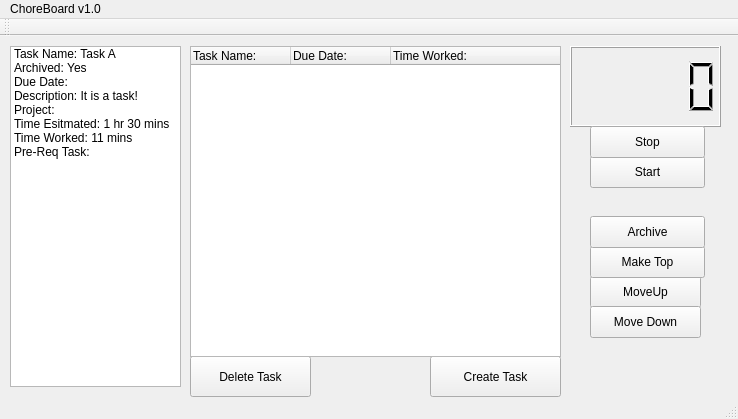
Above: mainwindow.ui from cacarlson/ChoreBoard before the change. Below: the same form after it.
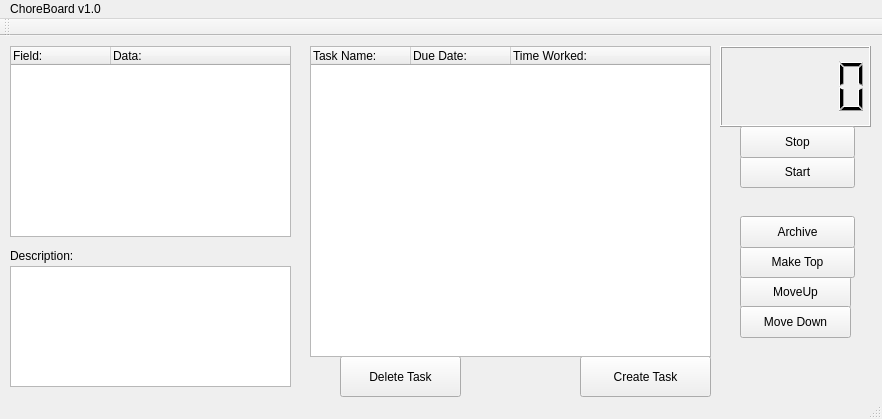
That is the form after the change.

Commit message: Update Data draft!

The edit to the form file:
```diff
--- a/mainwindow.ui
+++ b/mainwindow.ui
@@ -6,7 +6,7 @@
    <rect>
     <x>0</x>
     <y>0</y>
-    <width>738</width>
+    <width>882</width>
     <height>419</height>
    </rect>
   </property>
@@ -17,7 +17,7 @@
    <widget class="QPushButton" name="pushButton">
     <property name="geometry">
      <rect>
-      <x>590</x>
+      <x>740</x>
       <y>240</y>
       <width>111</width>
       <height>32</height>
@@ -30,7 +30,7 @@
    <widget class="QPushButton" name="pushButton_2">
     <property name="geometry">
      <rect>
-      <x>590</x>
+      <x>740</x>
       <y>270</y>
       <width>111</width>
       <height>32</height>
@@ -43,7 +43,7 @@
    <widget class="QLCDNumber" name="lcdNumber">
     <property name="geometry">
      <rect>
-      <x>570</x>
+      <x>720</x>
       <y>10</y>
       <width>151</width>
       <height>81</height>
@@ -59,7 +59,7 @@
    <widget class="QPushButton" name="pushButton_3">
     <property name="geometry">
      <rect>
-      <x>430</x>
+      <x>580</x>
       <y>320</y>
       <width>131</width>
       <height>41</height>
@@ -72,7 +72,7 @@
    <widget class="QPushButton" name="pushButton_5">
     <property name="geometry">
      <rect>
-      <x>190</x>
+      <x>340</x>
       <y>320</y>
       <width>121</width>
       <height>41</height>
@@ -85,7 +85,7 @@
    <widget class="QPushButton" name="pushButton_6">
     <property name="geometry">
      <rect>
-      <x>590</x>
+      <x>740</x>
       <y>120</y>
       <width>115</width>
       <height>32</height>
@@ -98,7 +98,7 @@
    <widget class="QPushButton" name="pushButton_7">
     <property name="geometry">
      <rect>
-      <x>590</x>
+      <x>740</x>
       <y>90</y>
       <width>115</width>
       <height>32</height>
@@ -111,7 +111,7 @@
    <widget class="QPushButton" name="pushButton_8">
     <property name="geometry">
      <rect>
-      <x>590</x>
+      <x>740</x>
       <y>210</y>
       <width>115</width>
       <height>32</height>
@@ -124,7 +124,7 @@
    <widget class="QPushButton" name="pushButton_9">
     <property name="geometry">
      <rect>
-      <x>590</x>
+      <x>740</x>
       <y>180</y>
       <width>115</width>
       <height>32</height>
@@ -134,68 +134,47 @@
      <string>Archive</string>
     </property>
    </widget>
-   <widget class="QListWidget" name="descriptionFields">
+   <widget class="QTreeWidget" name="dataTable">
     <property name="geometry">
      <rect>
       <x>10</x>
       <y>10</y>
-      <width>171</width>
-      <height>341</height>
+      <width>281</width>
+      <height>191</height>
      </rect>
     </property>
-    <item>
+    <property name="indentation">
+     <number>0</number>
+    </property>
+    <property name="rootIsDecorated">
+     <bool>false</bool>
+    </property>
+    <property name="uniformRowHeights">
+     <bool>true</bool>
+    </property>
+    <property name="itemsExpandable">
+     <bool>false</bool>
+    </property>
+    <property name="animated">
+     <bool>true</bool>
+    </property>
+    <column>
      <property name="text">
-      <string>Task Name: Task A</string>
+      <string>Field:</string>
      </property>
-     <property name="flags">
-      <set>ItemIsSelectable|ItemIsEditable|ItemIsDragEnabled|ItemIsUserCheckable|ItemIsEnabled</set>
-     </property>
-    </item>
-    <item>
+    </column>
+    <column>
      <property name="text">
-      <string>Archived: Yes</string>
+      <string>Data:</string>
      </property>
-    </item>
-    <item>
-     <property name="text">
-      <string>Due Date: </string>
-     </property>
-    </item>
-    <item>
-     <property name="text">
-      <string>Description: It is a task!</string>
-     </property>
-    </item>
-    <item>
-     <property name="text">
-      <string>Project: </string>
-     </property>
-     <property name="flags">
-      <set>ItemIsSelectable|ItemIsEditable|ItemIsDragEnabled|ItemIsUserCheckable|ItemIsEnabled</set>
-     </property>
-    </item>
-    <item>
-     <property name="text">
-      <string>Time Esitmated: 1 hr 30 mins</string>
-     </property>
-    </item>
-    <item>
-     <property name="text">
-      <string>Time Worked: 11 mins</string>
-     </property>
-    </item>
-    <item>
-     <property name="text">
-      <string>Pre-Req Task: </string>
-     </property>
-    </item>
+    </column>
    </widget>
    <widget class="QTreeWidget" name="FindME">
     <property name="geometry">
      <rect>
-      <x>190</x>
+      <x>310</x>
       <y>10</y>
-      <width>371</width>
+      <width>401</width>
       <height>311</height>
      </rect>
     </property>
@@ -248,13 +227,36 @@
      </property>
     </column>
    </widget>
+   <widget class="QTextBrowser" name="textBrowser">
+    <property name="geometry">
+     <rect>
+      <x>10</x>
+      <y>230</y>
+      <width>281</width>
+      <height>121</height>
+     </rect>
+    </property>
+   </widget>
+   <widget class="QLabel" name="label">
+    <property name="geometry">
+     <rect>
+      <x>10</x>
+      <y>210</y>
+      <width>91</width>
+      <height>19</height>
+     </rect>
+    </property>
+    <property name="text">
+     <string>Description:</string>
+    </property>
+   </widget>
   </widget>
   <widget class="QMenuBar" name="menuBar">
    <property name="geometry">
     <rect>
      <x>0</x>
      <y>0</y>
-     <width>738</width>
+     <width>882</width>
      <height>22</height>
     </rect>
    </property>
```
Left out of the diff: 18 changed lines with no effect on the pictures. The commit also changes 8 other files.
